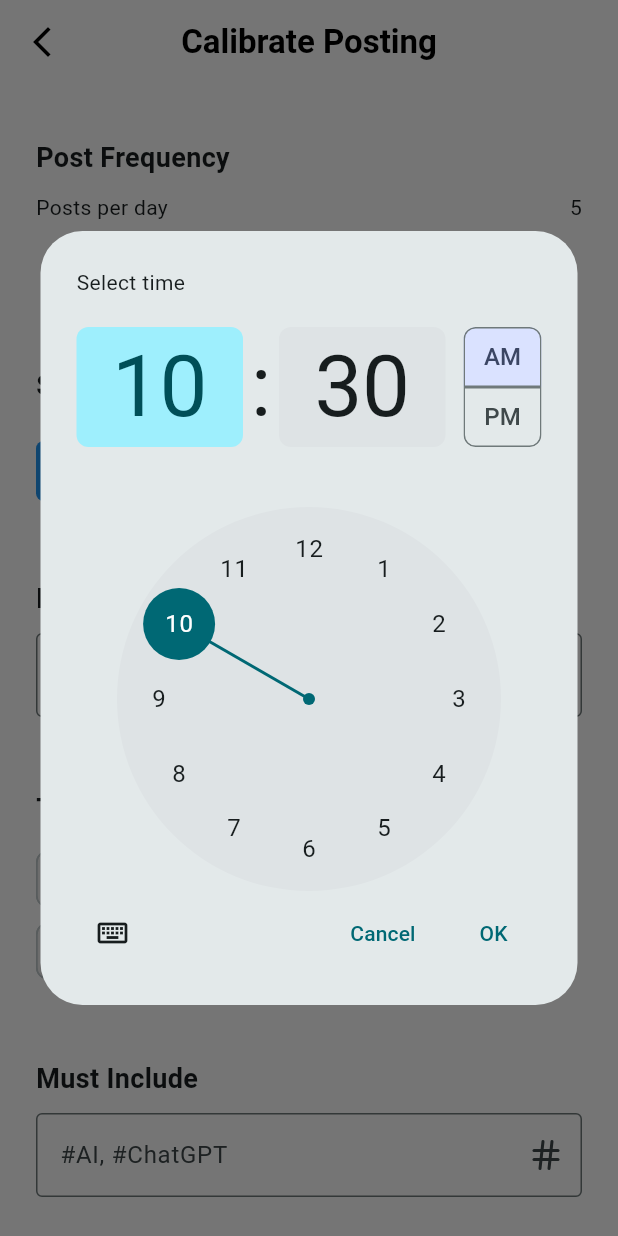
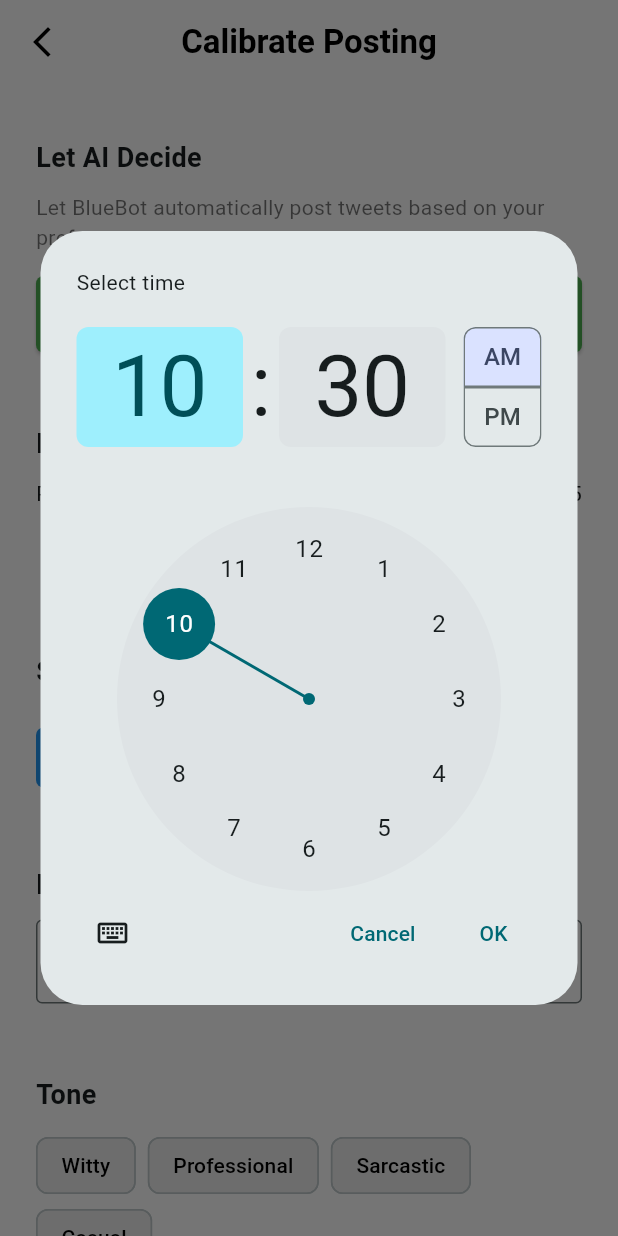
Before and after one commit to OmAnand857/bluebot-app, a Flutter app: the CalibrateScreen screen opened directly, after a tap on "Add Time", on a phone screen of 412 x 824 dp. Run offline on Flutter 3.47's test engine with Material 3 defaults, Android fonts, the phone set to English and light mode, and no system bars; our stand-ins replace fl_chart, flutter_feather_icons, font_awesome_flutter, hive, hive_flutter, lucide_icons; missing offline and left inert: flutter_web_auth_2; accounts and stored records are empty.

Commit message:
backend migrate and webauth bug fix

```diff
--- a/lib/components/calibrate_screen.dart
+++ b/lib/components/calibrate_screen.dart
@@ -1,6 +1,9 @@
+import 'package:bluebot/data_store/user_storage.dart';
 import 'package:flutter/material.dart';
 import 'package:flutter_feather_icons/flutter_feather_icons.dart';
+import 'package:http/http.dart' as http;
 import 'package:lucide_icons/lucide_icons.dart';
+import 'package:bluebot/constants/backend.dart';
 
 class CalibrateScreen extends StatefulWidget {
   const CalibrateScreen({super.key});
@@ -26,9 +29,13 @@ class _CalibrateScreen extends State<CalibrateScreen> {
   String mustInclude = "";
   String avoid = "";
 
+  bool isTweeting = false;
+  bool tweetToggleLoading = false;
+
   @override
   void initState() {
     super.initState();
+    fetchTweetingStatus();
     topicFocusNode.addListener(() {
       if (!topicFocusNode.hasFocus) handleFieldSave(topicController, "topic");
     });
@@ -114,6 +121,49 @@ class _CalibrateScreen extends State<CalibrateScreen> {
         "Avoid content related to $avoid.";
   }
 
+  Future<void> fetchTweetingStatus() async {
+    final userName = UserStorage.getUserName();
+    if (userName == null || userName.isEmpty) return;
+
+    final url = Uri.parse("${backendUrl}/isUserTweeting?user_name=$userName");
+    try {
+      final response = await http.get(url);
+      if (response.statusCode == 200) {
+        setState(() {
+          isTweeting = response.body.trim().toLowerCase() == 'true';
+        });
+      }
+    } catch (_) {}
+  }
+
+  Future<void> toggleTweeting() async {
+    final userName = UserStorage.getUserName();
+    if (userName == null || userName.isEmpty) return;
+
+    setState(() => tweetToggleLoading = true);
+    final endpoint = isTweeting ? "stopTweeting" : "startTweeting";
+    final url = Uri.parse("${backendUrl}/$endpoint?user_name=$userName");
+
+    try {
+      final response = await http.get(url);
+      if (response.statusCode == 200) {
+        setState(() {
+          isTweeting = !isTweeting;
+        });
+        ScaffoldMessenger.of(context).showSnackBar(
+          SnackBar(
+            content: Text(
+              isTweeting ? "Started Tweeting ✅" : "Stopped Tweeting 🛑",
+            ),
+          ),
+        );
+      }
+    } catch (_) {
+    } finally {
+      setState(() => tweetToggleLoading = false);
+    }
+  }
+
   @override
   Widget build(BuildContext context) {
     return GestureDetector(
@@ -146,6 +196,7 @@ class _CalibrateScreen extends State<CalibrateScreen> {
                 //     style: TextStyle(fontSize: 18, fontWeight: FontWeight.bold),
                 //   ),
                 // ),
+                _letAIDecideSection(),
                 _postFrequency(),
                 _scheduleTimes(),
                 _labelInput(
@@ -188,6 +239,55 @@ class _CalibrateScreen extends State<CalibrateScreen> {
             ),
           ),
         ),
+      ),
+    );
+  }
+
+  Widget _letAIDecideSection() {
+    return _sectionContainer(
+      child: Column(
+        crossAxisAlignment: CrossAxisAlignment.start,
+        children: [
+          Text(
+            "Let AI Decide",
+            style: TextStyle(fontSize: 18, fontWeight: FontWeight.bold),
+          ),
+          const SizedBox(height: 10),
+          Text(
+            "Let BlueBot automatically post tweets based on your preferences.",
+            style: TextStyle(fontSize: 14, color: Colors.black54),
+          ),
+          const SizedBox(height: 16),
+          SizedBox(
+            width: double.infinity,
+            child: ElevatedButton.icon(
+              icon: Icon(isTweeting ? Icons.stop : Icons.play_arrow),
+              label: tweetToggleLoading
+                  ? SizedBox(
+                      width: 16,
+                      height: 16,
+                      child: CircularProgressIndicator(
+                        strokeWidth: 2,
+                        valueColor: AlwaysStoppedAnimation<Color>(Colors.white),
+                      ),
+                    )
+                  : Text(isTweeting ? "Stop Tweeting" : "Start Tweeting"),
+              onPressed: tweetToggleLoading ? null : toggleTweeting,
+              style: ElevatedButton.styleFrom(
+                backgroundColor: isTweeting ? Colors.red : Colors.green,
+                foregroundColor: Colors.white,
+                padding: const EdgeInsets.symmetric(vertical: 16),
+                shape: RoundedRectangleBorder(
+                  borderRadius: BorderRadius.circular(5),
+                ),
+                textStyle: const TextStyle(
+                  fontSize: 16,
+                  fontWeight: FontWeight.bold,
+                ),
+              ),
+            ),
+          ),
+        ],
       ),
     );
   }
--- /dev/null
+++ b/lib/constants/backend.dart
@@ -0,0 +1 @@
+const String backendUrl = 'https://bluebot-backend.onrender.com';
--- a/lib/main.dart
+++ b/lib/main.dart
@@ -1,5 +1,6 @@
 import 'package:bluebot/components/login_screen.dart';
 import 'package:bluebot/components/main_app_screen.dart';
+import 'package:bluebot/constants/backend.dart';
 import 'package:flutter/material.dart';
 import 'package:provider/provider.dart';
 import 'package:http/http.dart' as http;
@@ -63,9 +64,7 @@ class _MyHomePageState extends State<MyHomePage> {
     }
 
     try {
-      final uri = Uri.parse(
-        'http://192.168.248.73:3000/isUserLoggedIn?user_name=$userName',
-      );
+      final uri = Uri.parse('${backendUrl}/isUserLoggedIn?user_name=$userName');
       final response = await http.get(uri);
 
       if (response.statusCode == 200) {
```
Also changed, not shown: lib/components/login_screen.dart (+5 -8 lines), lib/data_store/global_data.dart (+9 -1 lines), 1 other file.
